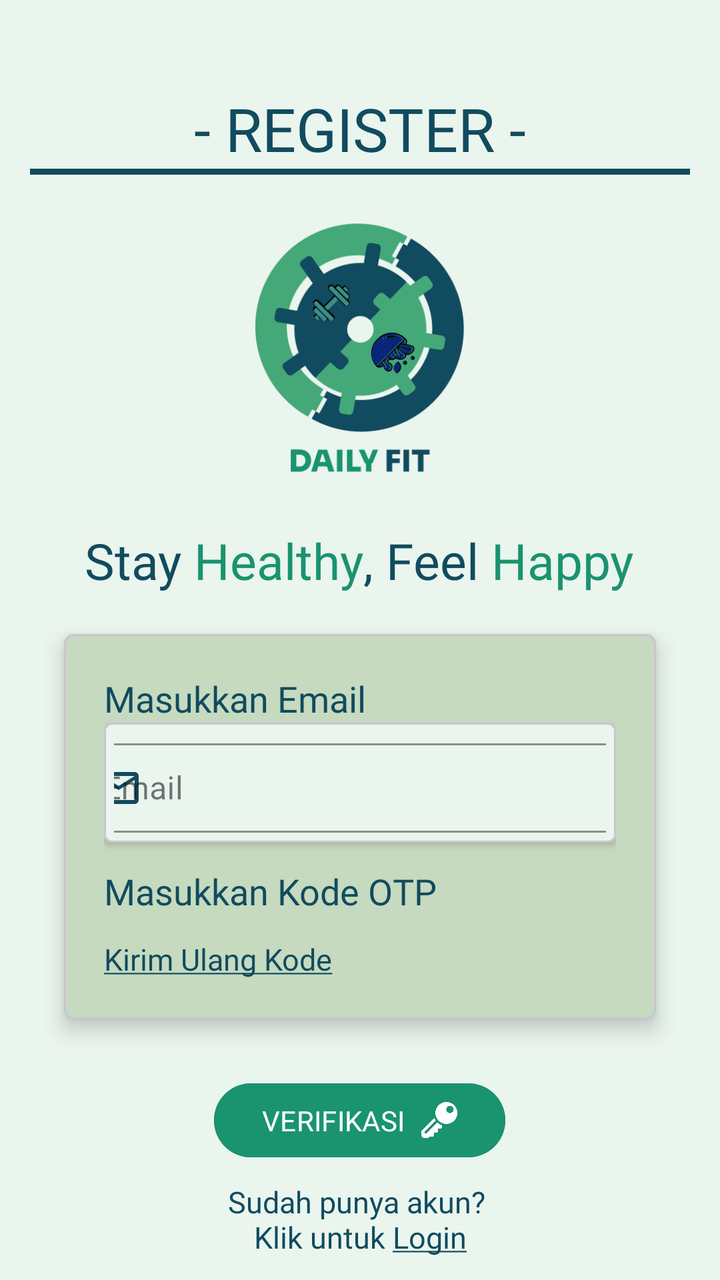
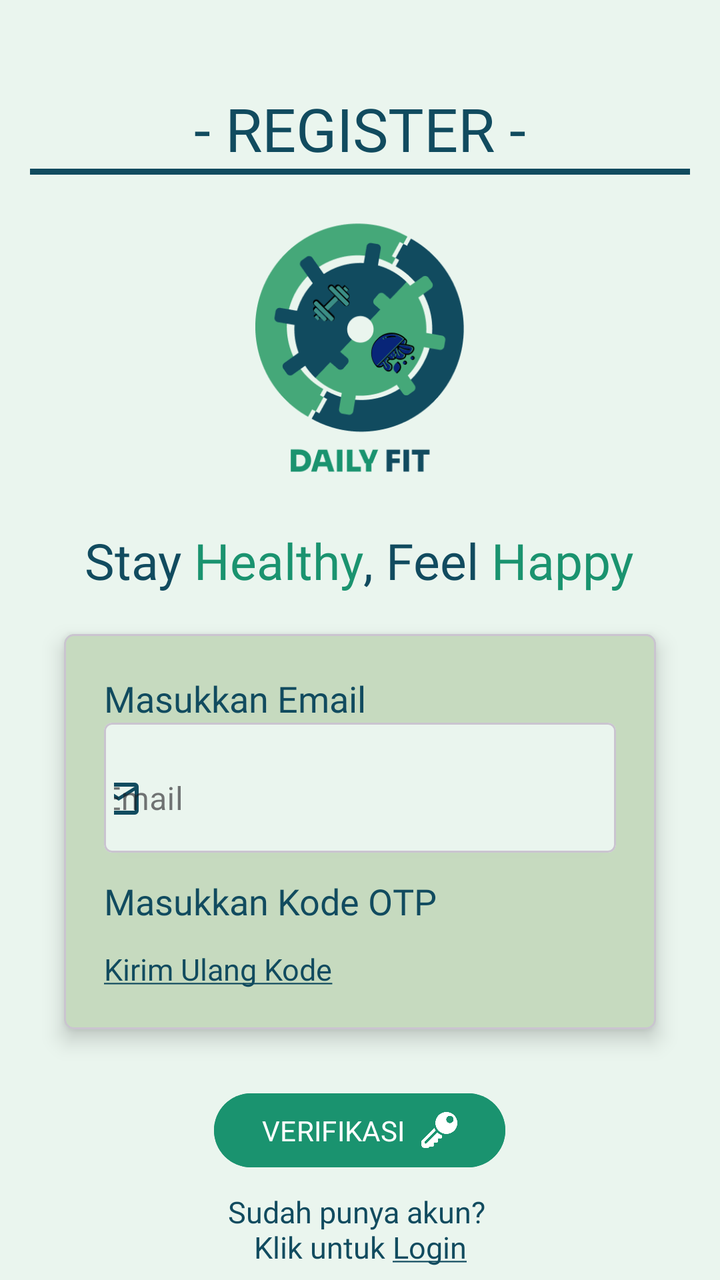

Compare the two renders of this Android layout. The source of the first and the diff that turns it into the second are given below.
<!-- AndroidManifest.xml: application theme Theme.Sherine_TIA -->
<!-- res/layout/activity_register.xml -->
<?xml version="1.0" encoding="utf-8"?>
<androidx.constraintlayout.widget.ConstraintLayout xmlns:android="http://schemas.android.com/apk/res/android"
    xmlns:app="http://schemas.android.com/apk/res-auto"
    xmlns:tools="http://schemas.android.com/tools"
    android:id="@+id/main"
    android:layout_width="match_parent"
    android:layout_height="match_parent"
    android:background="@color/bgColour"
    tools:context=".RegisterActivity">

    <ImageView
        android:id="@+id/imageView"
        android:layout_width="189dp"
        android:layout_height="150dp"
        android:layout_marginTop="9dp"
        app:layout_constraintEnd_toEndOf="parent"
        app:layout_constraintStart_toStartOf="parent"
        app:layout_constraintTop_toBottomOf="@+id/head"
        app:srcCompat="@drawable/logo_daily_fit" />

    <View
        android:id="@+id/toolbarLine"
        android:layout_width="330dp"
        android:layout_height="3dp"
        android:layout_gravity="bottom"
        android:background="@color/blue"
        app:layout_constraintEnd_toEndOf="parent"
        app:layout_constraintStart_toStartOf="parent"
        app:layout_constraintTop_toBottomOf="@+id/head" />

    <TextView
        android:id="@+id/textView"
        android:layout_width="wrap_content"
        android:layout_height="wrap_content"
        android:layout_marginTop="20dp"
        android:fontFamily="@font/nunito_bold"
        android:text="@string/tagline"
        android:textColor="@color/blue"
        android:textSize="25sp"
        app:layout_constraintEnd_toEndOf="parent"
        app:layout_constraintHorizontal_bias="0.497"
        app:layout_constraintStart_toStartOf="parent"
        app:layout_constraintTop_toBottomOf="@+id/imageView" />

    <com.google.android.material.card.MaterialCardView
        android:id="@+id/cardViewInput"
        android:layout_width="0dp"
        android:layout_height="wrap_content"
        android:layout_marginHorizontal="32dp"
        android:layout_marginTop="20dp"
        android:backgroundTint="@color/cardBg"
        app:cardCornerRadius="5dp"
        app:cardElevation="6dp"
        app:layout_constraintEnd_toEndOf="parent"
        app:layout_constraintStart_toStartOf="parent"
        app:layout_constraintTop_toBottomOf="@+id/textView">

        <androidx.constraintlayout.widget.ConstraintLayout
            android:layout_width="match_parent"
            android:layout_height="wrap_content"
            android:paddingHorizontal="20dp"
            android:paddingVertical="20dp">

            <TextView
                android:id="@+id/txtEmail"
                android:layout_width="wrap_content"
                android:layout_height="wrap_content"
                android:fontFamily="@font/nunito_medium"
                android:text="Masukkan Email"
                android:textColor="@color/blue"
                android:textSize="18sp"
                app:layout_constraintStart_toStartOf="parent"
                app:layout_constraintTop_toTopOf="parent" />

            <com.google.android.material.card.MaterialCardView
                android:id="@+id/cardViewInputEmail"
                android:layout_width="0dp"
                android:layout_height="wrap_content"
                android:backgroundTint="@color/bgColour"
                app:cardCornerRadius="4dp"
                app:cardElevation="2dp"
                app:layout_constraintEnd_toEndOf="parent"
                app:layout_constraintStart_toStartOf="parent"
                app:layout_constraintTop_toBottomOf="@+id/txtEmail">

                <androidx.constraintlayout.widget.ConstraintLayout
                    android:id="@+id/constraintEmail"
                    android:layout_width="match_parent"
                    android:layout_height="wrap_content"
                    android:padding="5dp">

                    <com.google.android.material.textfield.TextInputLayout
                        android:id="@+id/textInputEmail"
                        style="@style/Widget.MaterialComponents.TextInputLayout.OutlinedBox.Dense"
                        android:layout_width="290dp"
                        android:layout_height="50dp"
                        android:layout_marginHorizontal="35dp"
                        android:layout_marginStart="5dp"
                        android:layout_marginEnd="5dp"
                        android:hint="Email"
                        app:boxStrokeColor="@color/blue"
                        app:endIconMode="clear_text"
                        app:hintTextColor="@color/blue"
                        app:layout_constraintEnd_toEndOf="parent"
                        app:layout_constraintStart_toStartOf="parent"
                        app:layout_constraintTop_toTopOf="parent"
                        app:placeholderText="Masukkan email"
                        app:startIconDrawable="@drawable/outline_mail_24"
                        app:startIconTint="@color/blue">

                        <com.google.android.material.textfield.TextInputEditText
                            android:id="@+id/inputEmail"
                            android:layout_width="match_parent"
                            android:layout_height="wrap_content"
                            android:inputType="textEmailAddress" />
                    </com.google.android.material.textfield.TextInputLayout>

                </androidx.constraintlayout.widget.ConstraintLayout>
            </com.google.android.material.card.MaterialCardView>

            <Button
                android:id="@+id/btnOTP"
                android:layout_width="117dp"
                android:layout_height="20dp"
                android:background="@android:color/transparent"
                android:text=""
                app:layout_constraintBottom_toBottomOf="@+id/txtSendCode"
                app:layout_constraintEnd_toEndOf="@+id/txtSendCode"
                app:layout_constraintTop_toTopOf="@+id/txtSendCode"
                app:layout_constraintVertical_bias="1.0" />

            <TextView
                android:id="@+id/txtSendCode"
                android:layout_width="wrap_content"
                android:layout_height="wrap_content"
                android:fontFamily="@font/nunito_regular"
                android:text="@string/txtKode"
                android:textAlignment="center"
                android:textColor="@color/blue"
                android:textSize="15sp"
                app:layout_constraintEnd_toEndOf="parent"
                app:layout_constraintHorizontal_bias="0.0"
                app:layout_constraintStart_toStartOf="parent"
                app:layout_constraintTop_toBottomOf="@+id/otpContainer" />

            <TextView
                android:id="@+id/txtOTP"
                android:layout_width="170dp"
                android:layout_height="28dp"
                android:layout_marginTop="12dp"
                android:fontFamily="@font/nunito_medium"
                android:text="Masukkan Kode OTP"
                android:textColor="@color/blue"
                android:textSize="18sp"
                app:layout_constraintStart_toStartOf="parent"
                app:layout_constraintTop_toBottomOf="@+id/cardViewInputEmail" />


            <LinearLayout
                android:id="@+id/otpContainer"
                android:layout_width="0dp"
                android:layout_height="wrap_content"
                android:layout_marginTop="8dp"
                android:gravity="center"
                android:orientation="horizontal"
                app:layout_constraintTop_toBottomOf="@id/txtOTP"
                app:layout_constraintStart_toStartOf="parent"
                app:layout_constraintEnd_toEndOf="parent"
                tools:layout="@layout/otp_code"
                tools:layoutPreviewChildCount="5">

            </LinearLayout>

        </androidx.constraintlayout.widget.ConstraintLayout>

    </com.google.android.material.card.MaterialCardView>

    <com.google.android.material.button.MaterialButton
        android:id="@+id/btnVerifikasi"
        android:layout_width="wrap_content"
        android:layout_height="45dp"
        android:layout_marginHorizontal="32dp"
        android:layout_marginTop="28dp"
        android:backgroundTint="@color/green"
        android:fontFamily="@font/nunito_medium"
        android:text="VERIFIKASI"
        app:icon="@drawable/verification"
        app:iconGravity="textEnd"
        app:rippleColor="@color/lightGreen"
        app:layout_constraintEnd_toEndOf="parent"
        app:layout_constraintHorizontal_bias="0.498"
        app:layout_constraintStart_toStartOf="parent"
        app:layout_constraintTop_toBottomOf="@+id/cardViewInput" />

    <TextView
        android:id="@+id/textView2"
        android:layout_width="wrap_content"
        android:layout_height="wrap_content"
        android:layout_marginTop="8dp"
        android:clickable="true"
        android:focusable="true"
        android:fontFamily="@font/nunito_regular"
        android:text="@string/txtLogin"
        android:textColor="@color/blue"
        android:textSize="15sp"
        android:textAlignment="center"
        app:layout_constraintEnd_toEndOf="parent"
        app:layout_constraintStart_toStartOf="parent"
        app:layout_constraintTop_toBottomOf="@+id/btnVerifikasi" />

    <TextView
        android:id="@+id/head"
        android:layout_width="wrap_content"
        android:layout_height="wrap_content"
        android:layout_marginTop="44dp"
        android:fontFamily="@font/sora_bold"
        android:text="- REGISTER -"
        android:textColor="@color/blue"
        android:textSize="30sp"
        app:layout_constraintEnd_toEndOf="parent"
        app:layout_constraintStart_toStartOf="parent"
        app:layout_constraintTop_toTopOf="parent" />

    <Button
        android:id="@+id/btnRegister"
        android:layout_width="45dp"
        android:layout_height="21dp"
        android:layout_marginEnd="8dp"
        android:background="@android:color/transparent"
        android:text=""
        app:layout_constraintBottom_toBottomOf="@+id/textView2"
        app:layout_constraintEnd_toEndOf="@+id/textView2"
        app:layout_constraintTop_toTopOf="@+id/textView2"
        app:layout_constraintVertical_bias="1.0" />

</androidx.constraintlayout.widget.ConstraintLayout>
<!-- res/layout/otp_code.xml (included above) -->
<?xml version="1.0" encoding="utf-8"?>
<com.google.android.material.card.MaterialCardView
    xmlns:android="http://schemas.android.com/apk/res/android"
    xmlns:app="http://schemas.android.com/apk/res-auto"
    android:layout_width="50dp"
    android:layout_height="50dp"
    android:backgroundTint="@color/bgColour"
    app:cardCornerRadius="4dp"
    app:cardElevation="2dp"
    android:layout_marginHorizontal="4dp"
    android:layout_marginBottom="6dp">

    <androidx.constraintlayout.widget.ConstraintLayout
        android:layout_width="match_parent"
        android:layout_height="match_parent"
        android:padding="5dp">

        <EditText
            android:id="@+id/txtKode"
            android:layout_width="0dp"
            android:layout_height="0dp"
            android:background="@android:color/transparent"
            android:fontFamily="@font/nunito_medium"
            android:gravity="center"
            android:inputType="number"
            android:maxLength="1"
            android:singleLine="true"
            android:textColor="@color/blue"
            android:textSize="28sp"
            app:layout_constraintTop_toTopOf="parent"
            app:layout_constraintBottom_toBottomOf="parent"
            app:layout_constraintStart_toStartOf="parent"
            app:layout_constraintEnd_toEndOf="parent"/>

        <View
            android:layout_width="35dp"
            android:layout_height="3dp"
            android:background="@color/blue"
            app:layout_constraintBottom_toBottomOf="parent"
            app:layout_constraintStart_toStartOf="parent"
            app:layout_constraintEnd_toEndOf="parent"/>

    </androidx.constraintlayout.widget.ConstraintLayout>

</com.google.android.material.card.MaterialCardView>
<!-- resources referenced by this layout -->
<resources>
  <color name="bgColour">#EAF5EE</color>
  <color name="blue">#114B5F</color>
  <color name="cardBg">#C6DABF</color>
  <color name="green">#1A936F</color>
  <color name="lightGreen">#C6DABF</color>
  <!-- drawable logo_daily_fit: png bitmap (drawable, 26245 bytes) -->
  <!-- drawable outline_mail_24 (drawable) -->
  <vector xmlns:android="http://schemas.android.com/apk/res/android" android:height="24dp" android:tint="#114B5F" android:viewportHeight="960" android:viewportWidth="960" android:width="24dp">
        
      <path android:fillColor="@android:color/white" android:pathData="M160,800Q127,800 103.5,776.5Q80,753 80,720L80,240Q80,207 103.5,183.5Q127,160 160,160L800,160Q833,160 856.5,183.5Q880,207 880,240L880,720Q880,753 856.5,776.5Q833,800 800,800L160,800ZM480,520L160,320L160,720Q160,720 160,720Q160,720 160,720L800,720Q800,720 800,720Q800,720 800,720L800,320L480,520ZM480,440L800,240L160,240L480,440ZM160,320L160,240L160,240L160,320L160,720Q160,720 160,720Q160,720 160,720L160,720Q160,720 160,720Q160,720 160,720L160,320Z"/>
      
  </vector>
  <!-- drawable verification: png bitmap (drawable, 2609 bytes) -->
  <string name="tagline"><font color="#114B5F">Stay </font><font color="#1A936F">Healthy</font><font color="#114B5F">, Feel </font><font color="#1A936F">Happy</font></string>
  <string name="txtKode"> <u>Kirim Ulang Kode</u></string>
  <string name="txtLogin">Sudah punya akun? \nKlik untuk <u>Login</u></string>
  <style name="Theme.Sherine_TIA" parent="Base.Theme.Sherine_TIA" />
  <style name="Base.Theme.Sherine_TIA" parent="Theme.Material3.DayNight.NoActionBar">
          
          
      </style>
</resources>

<!-- the commit's change to res/layout/activity_register.xml (unified diff, before → after) -->
@@ -93,11 +93,12 @@
                         android:id="@+id/textInputEmail"
                         style="@style/Widget.MaterialComponents.TextInputLayout.OutlinedBox.Dense"
                         android:layout_width="290dp"
-                        android:layout_height="50dp"
+                        android:layout_height="55dp"
                         android:layout_marginHorizontal="35dp"
                         android:layout_marginStart="5dp"
                         android:layout_marginEnd="5dp"
                         android:hint="Email"
+                        app:boxBackgroundMode="none"
                         app:boxStrokeColor="@color/blue"
                         app:endIconMode="clear_text"
                         app:hintTextColor="@color/blue"
@@ -113,9 +114,11 @@
                             android:layout_width="match_parent"
                             android:layout_height="wrap_content"
                             android:inputType="textEmailAddress" />
+
                     </com.google.android.material.textfield.TextInputLayout>
 
                 </androidx.constraintlayout.widget.ConstraintLayout>
+
             </com.google.android.material.card.MaterialCardView>
 
             <Button
